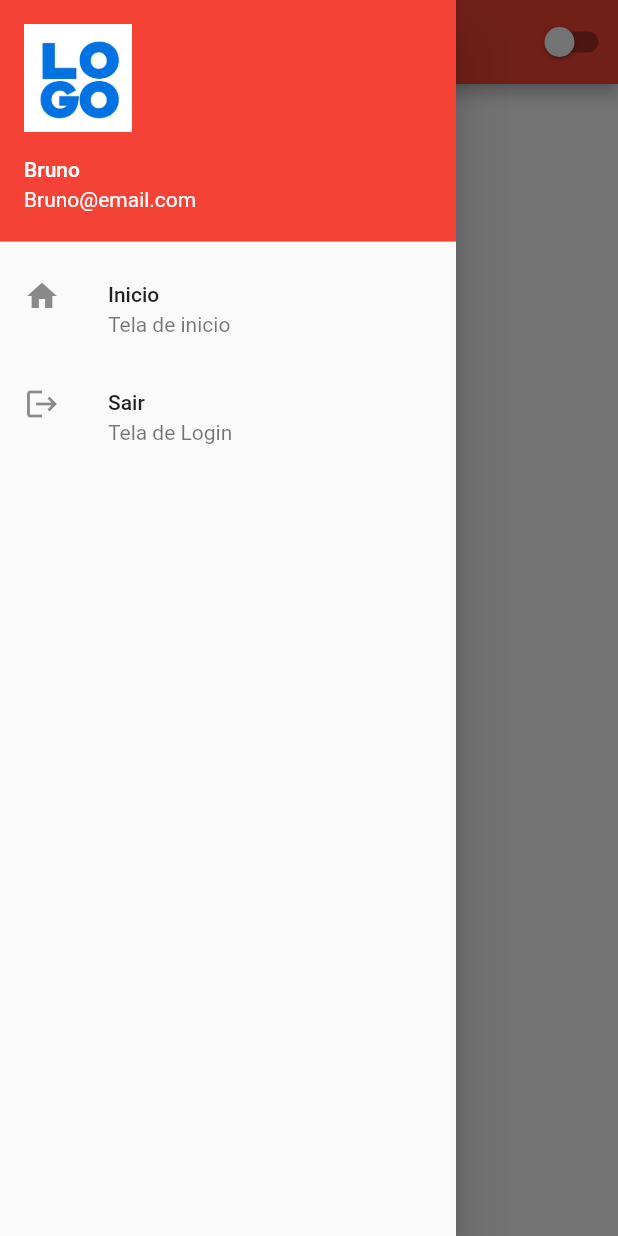
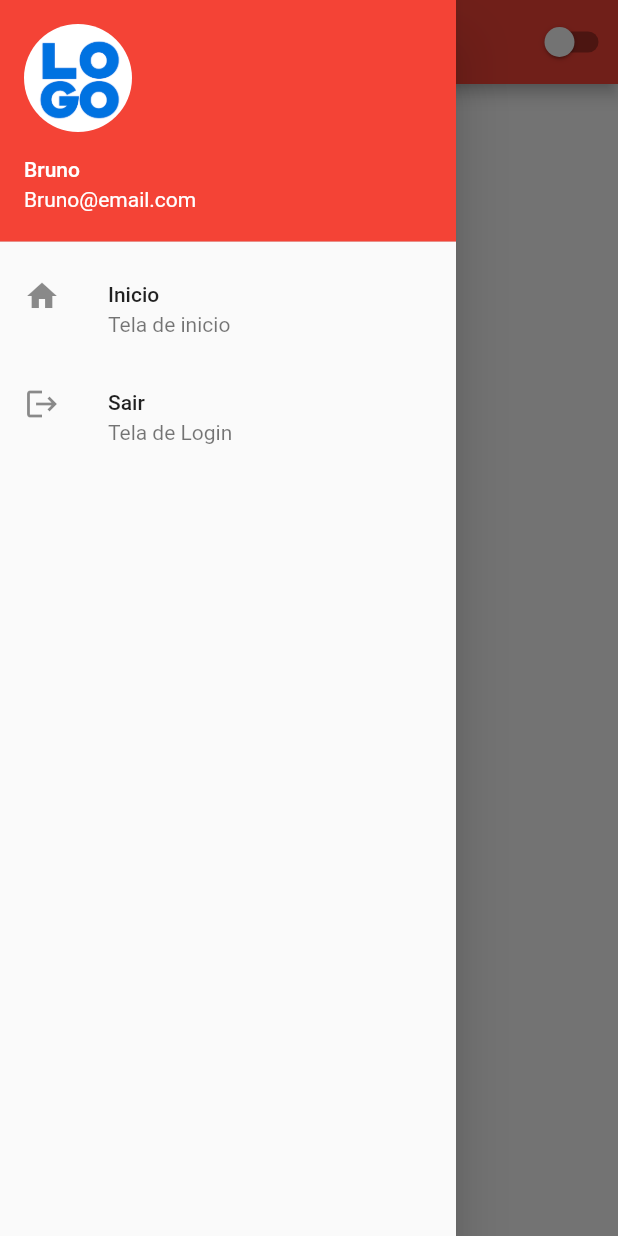
Before and after one commit to BrunoVollin/https---github.com-BrunoVollin-notion_flutter, a Flutter app: the HomePage screen opened by its route, with the side drawer open, on a phone screen of 412 x 824 dp. Run offline on Flutter 3.47's test engine with Material 2 defaults, Android fonts, the phone set to English and light mode, and no system bars; network calls fail.

```diff
--- a/lib/home_page.dart
+++ b/lib/home_page.dart
@@ -17,9 +17,13 @@ class _HomePageState extends State<HomePage> {
         child: Column(
           children: [
             UserAccountsDrawerHeader(
-                currentAccountPicture: Image.asset("assets/logo.png"),
-                accountName: Text("Bruno"),
-                accountEmail: Text("Bruno@email.com")),
+              currentAccountPicture: ClipRRect(
+                borderRadius: BorderRadius.circular(40),
+                child: Image.asset("assets/logo.png"),
+              ),
+              accountName: Text("Bruno"),
+              accountEmail: Text("Bruno@email.com"),
+            ),
             ListTile(
                 leading: Icon(Icons.home),
                 title: Text("Inicio"),
```
